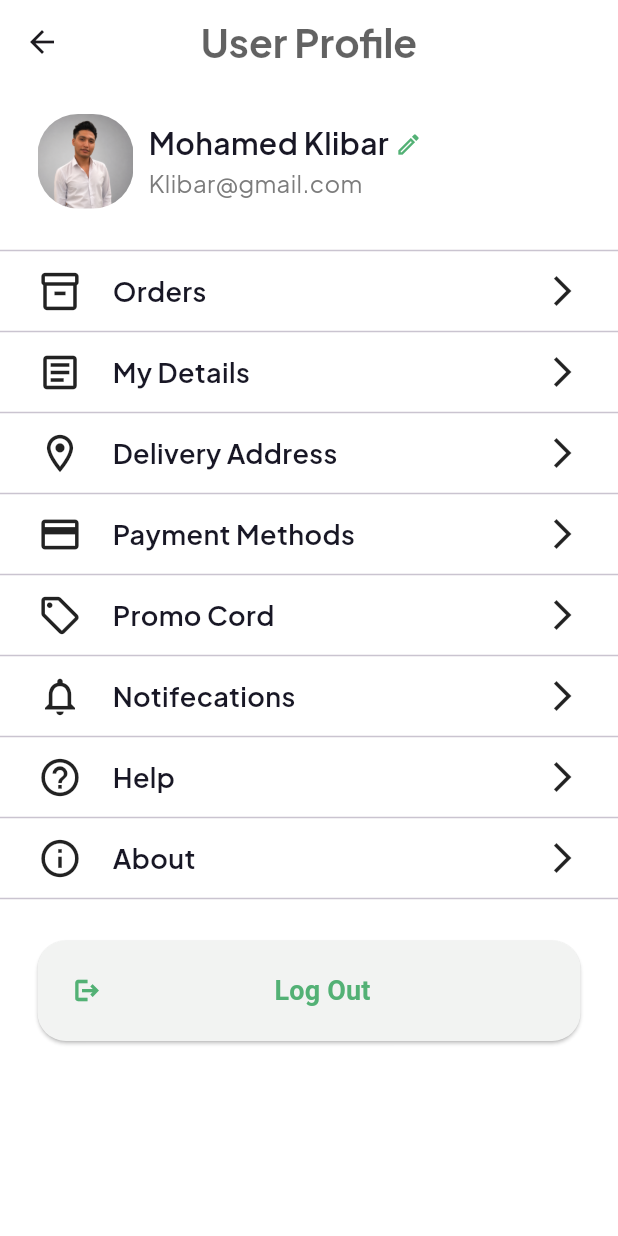
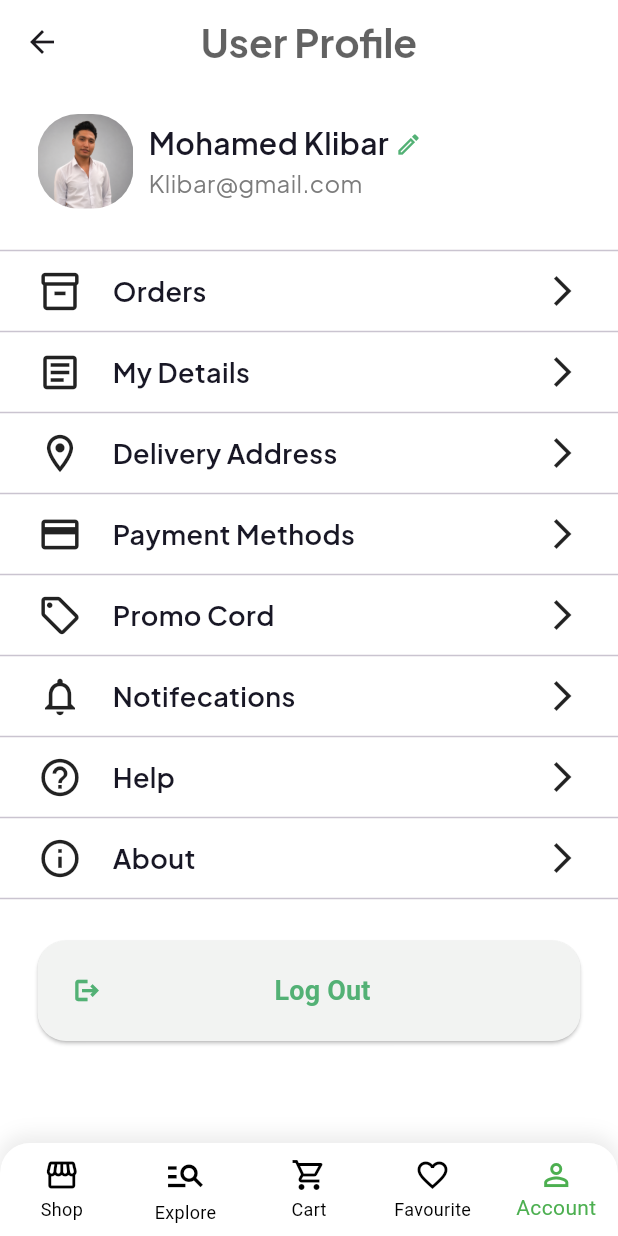
Before and after one commit to Klibar/forth_flutter_task, a Flutter app: the Account screen opened directly, on a phone screen of 412 x 824 dp. Run offline on Flutter 3.47's test engine with Material 3 defaults, Android fonts, the phone set to English and light mode, and no system bars; our stand-ins replace flutter_svg, google_fonts.

Commit message:
add account screen

```diff
--- a/lib/screens/account.dart
+++ b/lib/screens/account.dart
@@ -9,6 +9,7 @@ class Account extends StatefulWidget {
 }
 
 class _AccountState extends State<Account> {
+  int index = 4;
   @override
   Widget build(BuildContext context) {
     return Scaffold(
@@ -167,6 +168,64 @@ class _AccountState extends State<Account> {
           ),
         ],
       ),
+      bottomNavigationBar: Container(
+        decoration: BoxDecoration(
+          color: Colors.white,
+          borderRadius: BorderRadius.only(
+            topLeft: Radius.circular(20),
+            topRight: Radius.circular(20),
+          ),
+          boxShadow: [
+            BoxShadow(
+              color: Colors.grey.withOpacity(0.2),
+              blurRadius: 10,
+              spreadRadius: 2,
+              offset: Offset(0, -3),
+            ),
+          ],
+        ),
+        child: ClipRRect(
+          borderRadius: BorderRadius.only(
+            topLeft: Radius.circular(20),
+            topRight: Radius.circular(20),
+          ),
+          child: BottomNavigationBar(
+            currentIndex: index,
+            onTap: (newIndex) {
+              setState(() {
+                index = newIndex;
+              });
+            },
+            selectedItemColor: Colors.green,
+            unselectedItemColor: Colors.black,
+            showSelectedLabels: true,
+            type: BottomNavigationBarType.fixed,
+            backgroundColor: Colors.white,
+            items: [
+              BottomNavigationBarItem(
+                icon: Icon(Icons.storefront),
+                label: 'Shop',
+              ),
+              BottomNavigationBarItem(
+                icon: Icon(Icons.manage_search, size: 28),
+                label: 'Explore',
+              ),
+              BottomNavigationBarItem(
+                icon: Icon(Icons.shopping_cart_outlined),
+                label: 'Cart',
+              ),
+              BottomNavigationBarItem(
+                icon: Icon(Icons.favorite_border),
+                label: 'Favourite',
+              ),
+              BottomNavigationBarItem(
+                icon: Icon(Icons.person_outline),
+                label: 'Account',
+              ),
+            ],
+          ),
+        ),
+      ),
     );
   }
 }
```
